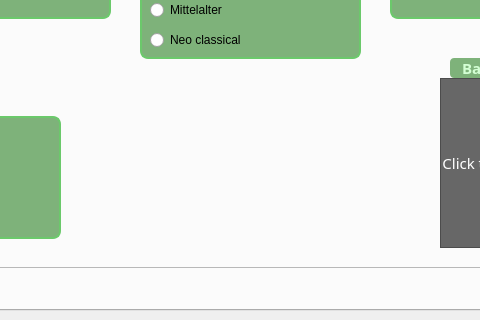
Old version of the form mainwindow.ui in the repository Rescator7/Hearts2; both pictures show x 151 to 631 and y 280 to 600 of the 1000 by 600 pixel window.
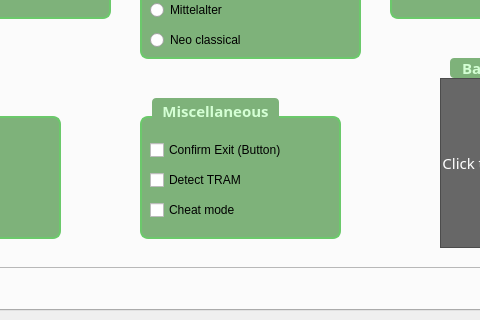
New version of the form. The open tabs and pages were chosen to show the change. Icons and pictures are not drawn.

Patch:
```diff
--- a/mainwindow.ui
+++ b/mainwindow.ui
@@ -3361,6 +3361,90 @@
           <string>Background</string>
          </property>
         </widget>
+        <widget class="QGroupBox" name="groupBox_miscellaneous">
+         <property name="geometry">
+          <rect>
+           <x>280</x>
+           <y>340</y>
+           <width>201</width>
+           <height>141</height>
+          </rect>
+         </property>
+         <property name="styleSheet">
+          <string notr="true">QGroupBox {
+    background-color: #7eb27a;
+    border: 2px solid #6bc96b;
+    border-radius: 8px;
+    margin-top: 18px;
+    padding: 12px;
+    font-weight: bold;
+}
+
+QGroupBox::title {
+    subcontrol-origin: margin;
+    left: 12px;
+    padding: 2px 8px;
+    background-color: #7eb27a;
+    color: #d4ffd4;
+    border-radius: 4px;
+}
+
+QGroupBox * {
+    color: black
+}
+
+QGroupBox QCheckBox,
+QGroupBox QRadioButton,
+QGroupBox QLabel {
+    color: black !important;
+}</string>
+         </property>
+         <property name="title">
+          <string>Miscellaneous</string>
+         </property>
+         <widget class="QCheckBox" name="checkBox_confirm_exit">
+          <property name="geometry">
+           <rect>
+            <x>10</x>
+            <y>40</y>
+            <width>181</width>
+            <height>24</height>
+           </rect>
+          </property>
+          <property name="text">
+           <string>Confirm Exit (Button)</string>
+          </property>
+          <property name="checked">
+           <bool>false</bool>
+          </property>
+         </widget>
+         <widget class="QCheckBox" name="checkBox_tram">
+          <property name="geometry">
+           <rect>
+            <x>10</x>
+            <y>70</y>
+            <width>161</width>
+            <height>24</height>
+           </rect>
+          </property>
+          <property name="text">
+           <string>Detect TRAM</string>
+          </property>
+         </widget>
+         <widget class="QCheckBox" name="checkBox_cheat">
+          <property name="geometry">
+           <rect>
+            <x>10</x>
+            <y>100</y>
+            <width>161</width>
+            <height>24</height>
+           </rect>
+          </property>
+          <property name="text">
+           <string>Cheat mode</string>
+          </property>
+         </widget>
+        </widget>
         <zorder>labelBackgroundPreview</zorder>
         <zorder>labelPreviewOverlay</zorder>
         <zorder>groupBox_Deck</zorder>
```
Left out of the diff: 16 changed lines with no effect on the pictures.
